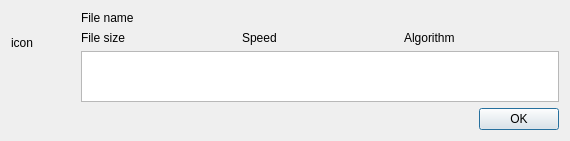
artemvlas/veretino, file src/dialogfileprocresult.ui: the form before one commit.
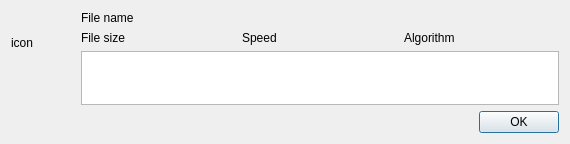
The form after the commit.

```diff
--- a/src/dialogfileprocresult.ui
+++ b/src/dialogfileprocresult.ui
@@ -7,7 +7,7 @@
     <x>0</x>
     <y>0</y>
     <width>570</width>
-    <height>141</height>
+    <height>144</height>
    </rect>
   </property>
   <property name="windowTitle">
@@ -90,6 +90,19 @@
        </property>
       </widget>
      </item>
+     <item>
+      <spacer name="verticalSpacer">
+       <property name="orientation">
+        <enum>Qt::Vertical</enum>
+       </property>
+       <property name="sizeHint" stdset="0">
+        <size>
+         <width>20</width>
+         <height>40</height>
+        </size>
+       </property>
+      </spacer>
+     </item>
     </layout>
    </item>
   </layout>
```
Left out of the diff: 38 changed lines with no effect on the pictures.
